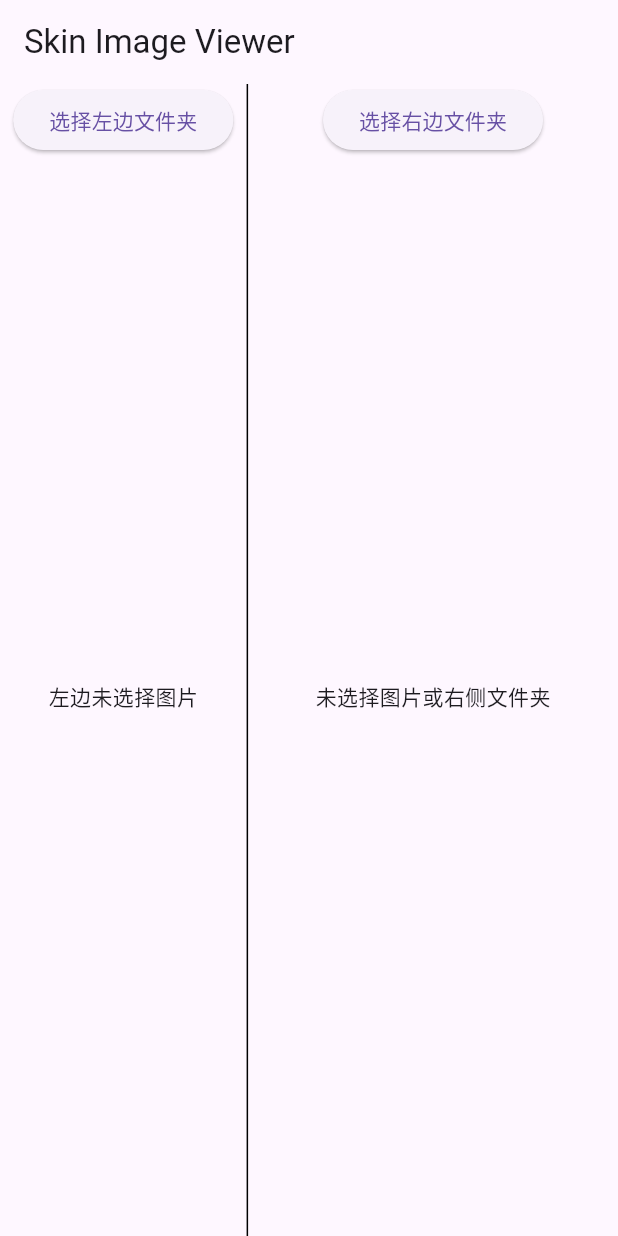
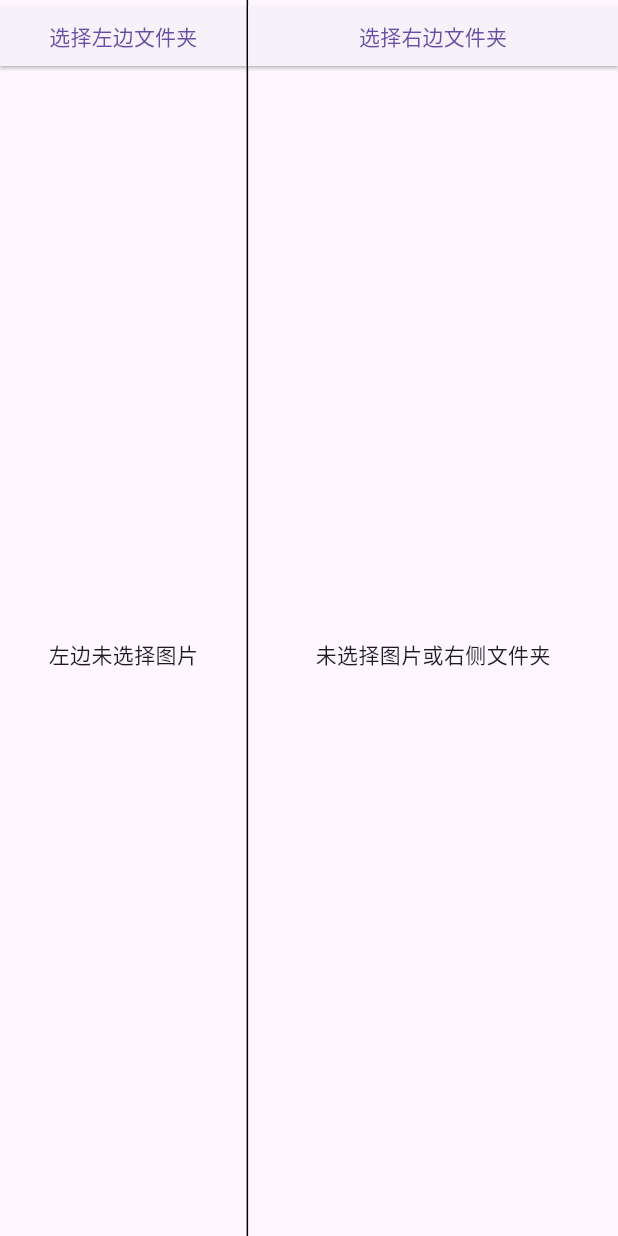
Before and after one commit to XFSeven7/SkinSwitcher, a Flutter app: the screen it shows after launch, on a phone screen of 412 x 824 dp. Run offline on Flutter 3.47's test engine with Material 3 defaults, Android fonts, the phone set to English and light mode, and no system bars; our stand-ins replace file_picker; missing offline and left inert: desktop_drop.

Commit message:
调整按钮样式

```diff
--- a/lib/main.dart
+++ b/lib/main.dart
@@ -12,9 +12,6 @@ void main() {
 class MyApp extends StatelessWidget {
   @override
   Widget build(BuildContext context) {
-
-    debugPrint("onDragDone details=6666666");
-
     return MaterialApp(
       home: SkinImageViewer(),
     );
@@ -112,11 +109,11 @@ class _SkinImageViewerState extends State<SkinImageViewer> {
                   });
                 }
               },
-
               child: Container(
                 height: 300,
                 width: 300,
-                color: _dragging ? Colors.blue.withOpacity(0.4) : Colors.grey[200],
+                color:
+                    _dragging ? Colors.blue.withOpacity(0.4) : Colors.grey[200],
                 child: Center(
                   child: Text("拖拽图片到这里"),
                 ),
@@ -131,9 +128,6 @@ class _SkinImageViewerState extends State<SkinImageViewer> {
   @override
   Widget build(BuildContext context) {
     return Scaffold(
-      appBar: AppBar(
-        title: Text("Skin Image Viewer"),
-      ),
       body: Row(
         children: [
           // Left side: Folder picker and image list
@@ -141,9 +135,17 @@ class _SkinImageViewerState extends State<SkinImageViewer> {
             flex: 2,
             child: Column(
               children: [
-                ElevatedButton(
+                SizedBox(
+                  width: double.infinity,
+                  child: ElevatedButton(
                     onPressed: _pickLeftFolder,
                     child: Text('选择左边文件夹'),
+                    style: ElevatedButton.styleFrom(
+                      shape: RoundedRectangleBorder(
+                        borderRadius: BorderRadius.zero, // 设为 0 即可去掉圆角
+                      ),
+                    ),
+                  ),
                 ),
                 Expanded(
                   child: leftImageFiles.isEmpty
@@ -151,7 +153,8 @@ class _SkinImageViewerState extends State<SkinImageViewer> {
                       : ListView.builder(
                           itemCount: leftImageFiles.length,
                           itemBuilder: (context, index) {
-                      String imageName = path.basename(leftImageFiles[index].path);
+                            String imageName =
+                                path.basename(leftImageFiles[index].path);
                             bool hasCorrespondingImage =
                                 _hasCorrespondingImage(imageName);
                             bool isSelected =
@@ -200,9 +203,17 @@ class _SkinImageViewerState extends State<SkinImageViewer> {
             flex: 3,
             child: Column(
               children: [
-                ElevatedButton(
+                SizedBox(
+                  width: double.infinity,
+                  child: ElevatedButton(
                     onPressed: _pickRightFolder,
                     child: Text('选择右边文件夹'),
+                    style: ElevatedButton.styleFrom(
+                      shape: RoundedRectangleBorder(
+                        borderRadius: BorderRadius.zero, // 设为 0 即可去掉圆角
+                      ),
+                    ),
+                  ),
                 ),
                 Expanded(
                   child: _getRightImageWidget(),
```
Lines whose indentation alone changed are shown as unchanged.
